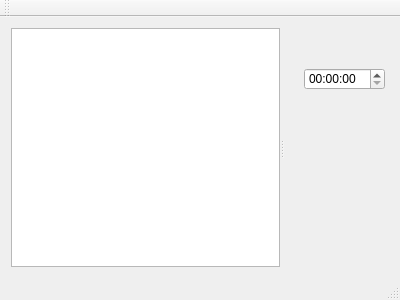
The window that DockWidget/mainwindow.ui (bandaostart/N-XTU) describes before a commit, drawn with Qt 5.
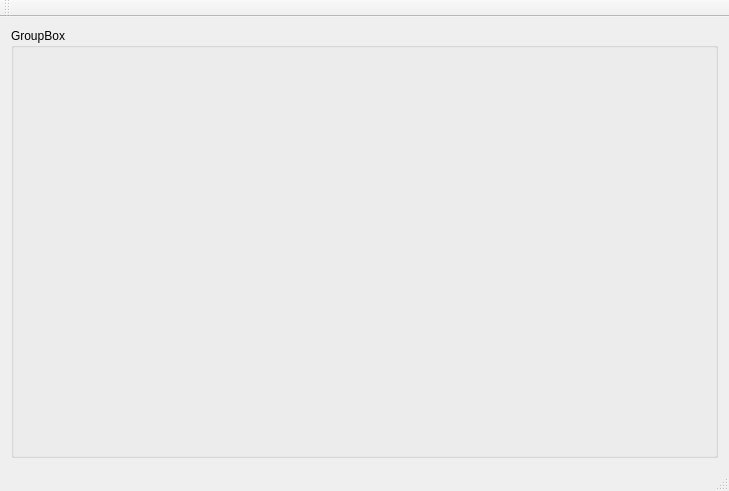
The same window after the commit.

Diff of the .ui file:
```diff
--- a/DockWidget/mainwindow.ui
+++ b/DockWidget/mainwindow.ui
@@ -6,8 +6,8 @@
    <rect>
     <x>0</x>
     <y>0</y>
-    <width>400</width>
-    <height>300</height>
+    <width>729</width>
+    <height>491</height>
    </rect>
   </property>
   <property name="windowTitle">
@@ -16,23 +16,10 @@
   <widget class="QWidget" name="centralWidget">
    <layout class="QHBoxLayout" name="horizontalLayout">
     <item>
-     <widget class="QSplitter" name="splitter">
-      <property name="orientation">
-       <enum>Qt::Horizontal</enum>
+     <widget class="QGroupBox" name="groupBox">
+      <property name="title">
+       <string>GroupBox</string>
       </property>
-      <widget class="QListView" name="listView"/>
-      <widget class="QWidget" name="widget" native="true">
-       <widget class="QTimeEdit" name="timeEdit">
-        <property name="geometry">
-         <rect>
-          <x>20</x>
-          <y>40</y>
-          <width>81</width>
-          <height>22</height>
-         </rect>
-        </property>
-       </widget>
-      </widget>
      </widget>
     </item>
    </layout>
```
Left out of the diff: 2 changed lines with no effect on the pictures.
